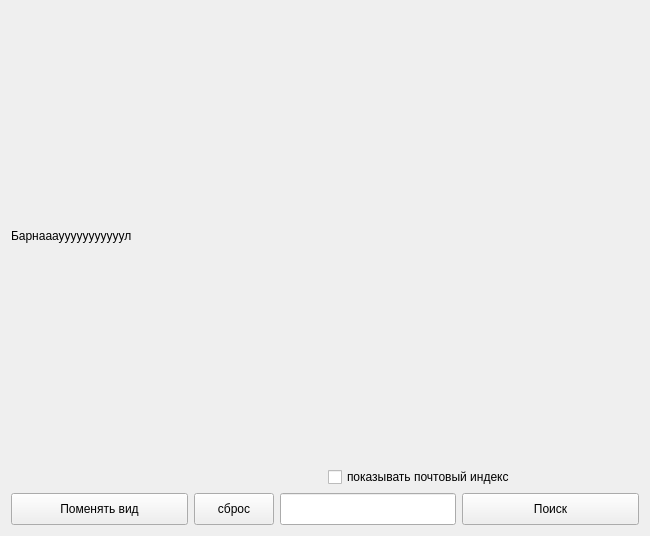
Qt form ui_source/main456.ui (mariklolik/YandexMapsBigTask) before a commit.
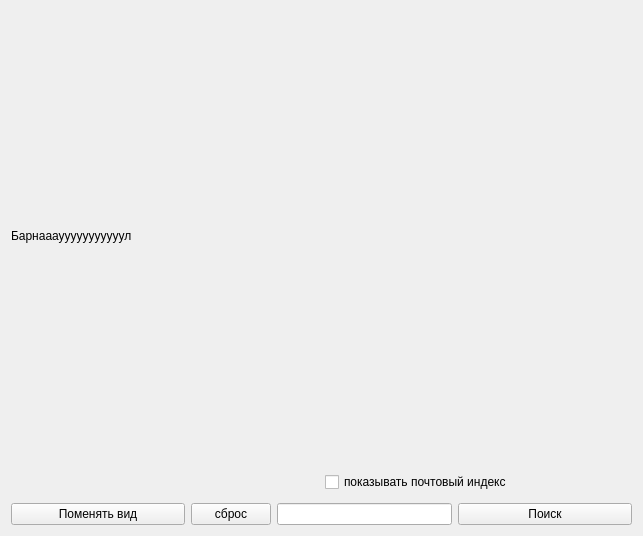
The same form after that commit.

Commit message: Aeeeee tasks 10, 11, 12 are done. Finished everything 😎

The edit to the form file:
```diff
--- a/ui_source/main456.ui
+++ b/ui_source/main456.ui
@@ -6,7 +6,7 @@
    <rect>
     <x>0</x>
     <y>0</y>
-    <width>650</width>
+    <width>643</width>
     <height>536</height>
    </rect>
   </property>
@@ -33,6 +33,19 @@
      </property>
     </widget>
    </item>
+   <item>
+    <spacer name="verticalSpacer">
+     <property name="orientation">
+      <enum>Qt::Vertical</enum>
+     </property>
+     <property name="sizeHint" stdset="0">
+      <size>
+       <width>20</width>
+       <height>40</height>
+      </size>
+     </property>
+    </spacer>
+   </item>
    <item>
     <layout class="QHBoxLayout" name="horizontalLayout_2">
      <item>
@@ -51,6 +64,19 @@
      </item>
     </layout>
    </item>
+   <item>
+    <spacer name="verticalSpacer_2">
+     <property name="orientation">
+      <enum>Qt::Vertical</enum>
+     </property>
+     <property name="sizeHint" stdset="0">
+      <size>
+       <width>20</width>
+       <height>40</height>
+      </size>
+     </property>
+    </spacer>
+   </item>
    <item>
     <layout class="QHBoxLayout" name="horizontalLayout">
      <item>
```
The commit also changes 2 other files.
